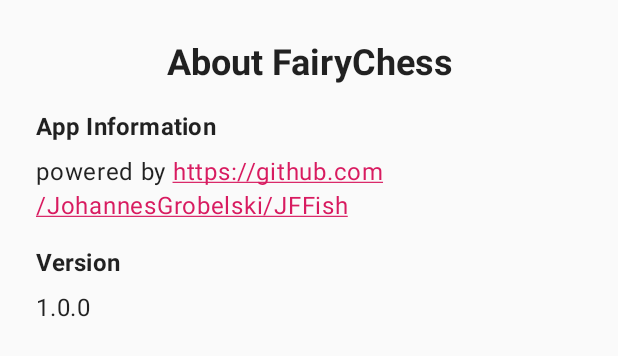
After one commit to JohannesGrobelski/Fairy-Chess, an Android app: the layout dialog_info.xml on its own in the app's theme, with its tools: preview values and no code run, on a phone screen of 412 x 824 dp. The commit adds this screen. Shown: the top 356 px of the screen. Run offline under Robolectric (Android 15) with nearby library versions, the phone set to English and light mode, and no system bars.

Commit message:
change layout main activity

```diff
--- a/app/src/main/java/emerald/apps/fairychess/controller/MainActivityListener.kt
+++ b/app/src/main/java/emerald/apps/fairychess/controller/MainActivityListener.kt
@@ -83,14 +83,9 @@ class MainActivityListener() : View.OnClickListener, MultiplayerDBSearchInterfac
         handleDeepLink(intent)
     }
 
-
-
     fun onResume() {
         loadPlayerStats()
     }
-
-
-
 
     fun loadPlayerStats(){
         playerStats = MultiplayerDB.PlayerStats.getDefault()
--- /dev/null
+++ b/app/src/main/res/layout/dialog_info.xml
@@ -0,0 +1,50 @@
+<?xml version="1.0" encoding="utf-8"?>
+<LinearLayout xmlns:android="http://schemas.android.com/apk/res/android"
+    android:layout_width="match_parent"
+    android:layout_height="wrap_content"
+    android:orientation="vertical"
+    android:padding="24dp">
+
+    <TextView
+        android:layout_width="match_parent"
+        android:layout_height="wrap_content"
+        android:text="About FairyChess"
+        android:textAlignment="center"
+        android:textAppearance="@style/TextAppearance.MaterialComponents.Headline5"
+        android:textStyle="bold"
+        android:layout_marginBottom="16dp"/>
+
+    <TextView
+        android:layout_width="match_parent"
+        android:layout_height="wrap_content"
+        android:text="App Information"
+        android:textAppearance="@style/TextAppearance.MaterialComponents.Subtitle1"
+        android:textStyle="bold"
+        android:layout_marginBottom="8dp"/>
+
+    <TextView
+        android:layout_width="match_parent"
+        android:layout_height="wrap_content"
+        android:text="@string/powered_by_jffish"
+        android:autoLink="web"
+        android:textAppearance="@style/TextAppearance.MaterialComponents.Body1"
+        android:lineSpacingExtra="4dp"
+        android:layout_marginBottom="16dp"/>
+
+    <TextView
+        android:layout_width="match_parent"
+        android:layout_height="wrap_content"
+        android:text="Version"
+        android:textAppearance="@style/TextAppearance.MaterialComponents.Subtitle1"
+        android:textStyle="bold"
+        android:layout_marginBottom="8dp"/>
+
+    <TextView
+        android:id="@+id/tvVersion"
+        android:layout_width="match_parent"
+        android:layout_height="wrap_content"
+        android:text="1.0.0"
+        android:textAppearance="@style/TextAppearance.MaterialComponents.Body1"
+        android:lineSpacingExtra="4dp"/>
+
+</LinearLayout>
--- a/app/src/main/res/layout/fragment_chesscreator.xml
+++ b/app/src/main/res/layout/fragment_chesscreator.xml
@@ -8,7 +8,7 @@
 
     <TextView
         android:layout_width="wrap_content"
-        android:layout_height="wrap_content"
+        android:layout_height="96dp"
         android:text="Chess Creator Coming Soon"
         android:textColor="#FFFFFF"
         android:textSize="24sp"/>
--- a/app/src/main/res/layout/fragment_multiplayer.xml
+++ b/app/src/main/res/layout/fragment_multiplayer.xml
@@ -8,7 +8,7 @@
     <Button
         android:id="@+id/btn_searchGame"
         android:layout_width="match_parent"
-        android:layout_height="wrap_content"
+        android:layout_height="96dp"
         android:layout_margin="20dp"
         android:background="#A97C7C7C"
         android:text="@string/search_game"
@@ -18,7 +18,7 @@
     <Button
         android:id="@+id/btn_createGame"
         android:layout_width="match_parent"
-        android:layout_height="wrap_content"
+        android:layout_height="96dp"
         android:layout_margin="20dp"
         android:background="#A97C7C7C"
         android:text="@string/create_game"
--- a/app/src/main/res/layout/fragment_singleplayer.xml
+++ b/app/src/main/res/layout/fragment_singleplayer.xml
@@ -8,7 +8,7 @@
     <Button
         android:id="@+id/btn_ai"
         android:layout_width="match_parent"
-        android:layout_height="wrap_content"
+        android:layout_height="96dp"
         android:layout_margin="20dp"
         android:background="#A97C7C7C"
         android:text="@string/ai_match"
```
Also changed, not shown: app/src/main/java/emerald/apps/fairychess/view/MainActivity.kt (+21 -0 lines), app/src/main/res/layout/activity_main.xml (+17 -19 lines).
